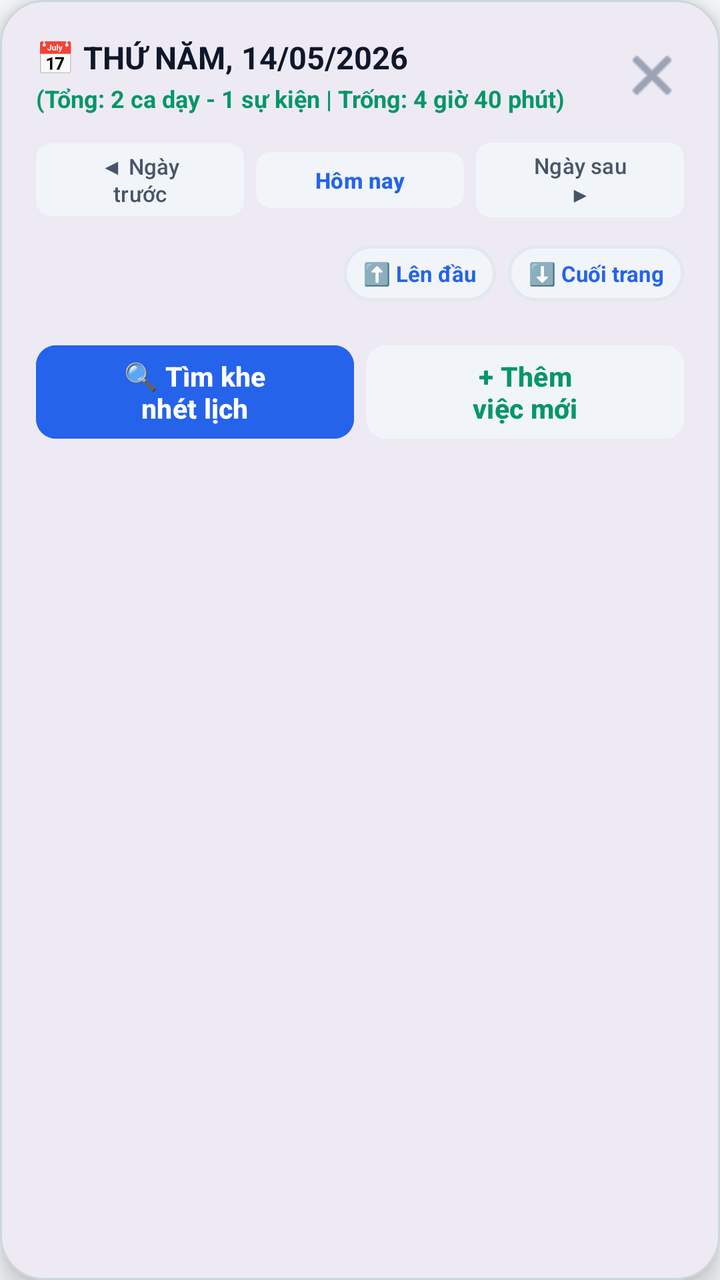
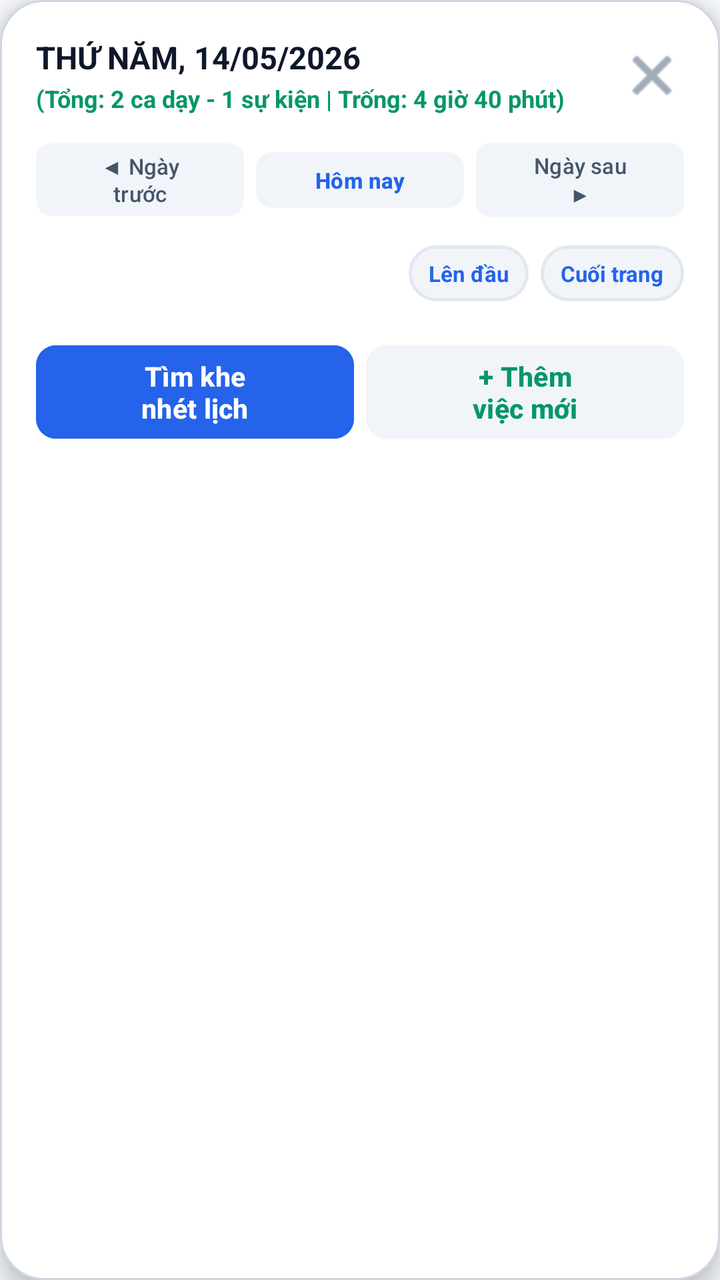

Two renders of the same Android screen: before a commit and after it. Below are the layout's source before the change and the commit's diff.
<!-- AndroidManifest.xml: application theme Theme.LectuPlan -->
<!-- res/layout/dialog_continuous_timeline.xml -->
<?xml version="1.0" encoding="utf-8"?>
<com.google.android.material.card.MaterialCardView
    xmlns:android="http://schemas.android.com/apk/res/android"
    xmlns:app="http://schemas.android.com/apk/res-auto"
    android:layout_width="match_parent"
    android:layout_height="wrap_content"
    app:cardCornerRadius="22dp"
    app:cardElevation="8dp"
    app:strokeWidth="1dp"
    app:strokeColor="@color/border_default"
    app:cardBackgroundColor="@color/surface_card">

    <LinearLayout
        android:layout_width="match_parent"
        android:layout_height="wrap_content"
        android:orientation="vertical"
        android:padding="18dp">

        
        <LinearLayout
            android:layout_width="match_parent"
            android:layout_height="wrap_content"
            android:orientation="horizontal"
            android:gravity="center_vertical"
            android:layout_marginBottom="10dp">

            <LinearLayout
                android:layout_width="0dp"
                android:layout_height="wrap_content"
                android:layout_weight="1"
                android:orientation="vertical">

                <TextView
                    android:id="@+id/tvTimelineDayTitle"
                    android:layout_width="wrap_content"
                    android:layout_height="wrap_content"
                    android:text="📅 THỨ NĂM, 14/05/2026"
                    android:textSize="15.5sp"
                    android:textStyle="bold"
                    android:textColor="@color/text_primary" />

                <TextView
                    android:id="@+id/tvTimelineStatsSummary"
                    android:layout_width="wrap_content"
                    android:layout_height="wrap_content"
                    android:layout_marginTop="2dp"
                    android:text="(Tổng: 2 ca dạy - 1 sự kiện | Trống: 4 giờ 40 phút)"
                    android:textSize="12sp"
                    android:textColor="@color/accent_green"
                    android:textStyle="bold" />
            </LinearLayout>

            <ImageButton
                android:id="@+id/btnCloseTimelineDialog"
                android:layout_width="32dp"
                android:layout_height="32dp"
                android:background="?android:attr/selectableItemBackgroundBorderless"
                android:contentDescription="Đóng"
                android:src="@android:drawable/ic_menu_close_clear_cancel"
                app:tint="@color/nav_item_unselected_tint" />
        </LinearLayout>

        
        <LinearLayout
            android:layout_width="match_parent"
            android:layout_height="wrap_content"
            android:orientation="horizontal"
            android:gravity="center_vertical"
            android:layout_marginBottom="10dp">

            <Button
                android:id="@+id/btnTimelinePrevDay"
                android:layout_width="0dp"
                android:layout_height="wrap_content"
                android:minHeight="36dp"
                android:layout_weight="1"
                android:text="◀ Ngày trước"
                android:textSize="11sp"
                android:textColor="@color/text_secondary"
                android:backgroundTint="@color/surface_card_secondary"
                android:paddingVertical="4dp"
                app:cornerRadius="8dp" />

            <Button
                android:id="@+id/btnTimelineToday"
                android:layout_width="0dp"
                android:layout_height="wrap_content"
                android:minHeight="36dp"
                android:layout_weight="1"
                android:layout_marginHorizontal="6dp"
                android:text="Hôm nay"
                android:textSize="11sp"
                android:textColor="@color/accent_blue"
                android:backgroundTint="@color/surface_card_secondary"
                android:textStyle="bold"
                android:paddingVertical="4dp"
                app:cornerRadius="8dp" />

            <Button
                android:id="@+id/btnTimelineNextDay"
                android:layout_width="0dp"
                android:layout_height="wrap_content"
                android:minHeight="36dp"
                android:layout_weight="1"
                android:text="Ngày sau ▶"
                android:textSize="11sp"
                android:textColor="@color/text_secondary"
                android:backgroundTint="@color/surface_card_secondary"
                android:paddingVertical="4dp"
                app:cornerRadius="8dp" />
        </LinearLayout>

        
        <LinearLayout
            android:layout_width="match_parent"
            android:layout_height="wrap_content"
            android:orientation="horizontal"
            android:gravity="end"
            android:layout_marginBottom="6dp">

            <TextView
                android:id="@+id/btnTimelineScrollTop"
                android:layout_width="wrap_content"
                android:layout_height="28dp"
                android:background="@drawable/bg_search_input"
                android:gravity="center"
                android:paddingHorizontal="10dp"
                android:text="⬆️ Lên đầu"
                android:textColor="@color/accent_blue"
                android:textSize="11sp"
                android:textStyle="bold"
                android:clickable="true"
                android:focusable="true"
                android:layout_marginEnd="6dp" />

            <TextView
                android:id="@+id/btnTimelineScrollBottom"
                android:layout_width="wrap_content"
                android:layout_height="28dp"
                android:background="@drawable/bg_search_input"
                android:gravity="center"
                android:paddingHorizontal="10dp"
                android:text="⬇️ Cuối trang"
                android:textColor="@color/accent_blue"
                android:textSize="11sp"
                android:textStyle="bold"
                android:clickable="true"
                android:focusable="true" />
        </LinearLayout>

        
        <androidx.recyclerview.widget.RecyclerView
            android:id="@+id/rvTimelineStream"
            android:layout_width="match_parent"
            android:layout_height="0dp"
            android:layout_weight="1"
            android:scrollbars="vertical" />

        
        <LinearLayout
            android:layout_width="match_parent"
            android:layout_height="wrap_content"
            android:orientation="horizontal"
            android:gravity="center_vertical"
            android:layout_marginTop="12dp">

            <Button
                android:id="@+id/btnOpenSmartFinderFromTimeline"
                android:layout_width="0dp"
                android:layout_height="match_parent"
                android:minHeight="48dp"
                android:layout_weight="1"
                android:layout_marginEnd="6dp"
                android:text="🔍 Tìm khe\nnhét lịch"
                android:textColor="#FFFFFF"
                android:backgroundTint="#2563EB"
                android:textSize="13.5sp"
                android:textStyle="bold"
                app:cornerRadius="10dp" />

            <Button
                android:id="@+id/btnAddNewEventFromTimeline"
                android:layout_width="0dp"
                android:layout_height="match_parent"
                android:minHeight="48dp"
                android:layout_weight="1"
                android:text="+ Thêm\nviệc mới"
                android:textColor="@color/accent_green"
                android:backgroundTint="@color/surface_card_secondary"
                android:textSize="13.5sp"
                android:textStyle="bold"
                app:cornerRadius="10dp" />
        </LinearLayout>

    </LinearLayout>
</com.google.android.material.card.MaterialCardView>
<!-- resources referenced by this layout -->
<resources>
  <color name="accent_blue">#2563EB</color>
  <color name="accent_green">#059669</color>
  <color name="border_default">#CBD5E1</color>
  <color name="nav_item_unselected_tint">#64748B</color>
  <color name="surface_card">#FFFFFF</color>
  <color name="surface_card_secondary">#F1F5F9</color>
  <color name="text_primary">#0F172A</color>
  <color name="text_secondary">#475569</color>
  <!-- drawable bg_search_input (drawable) -->
  <?xml version="1.0" encoding="utf-8"?>
  <shape xmlns:android="http://schemas.android.com/apk/res/android"
      android:shape="rectangle">
      <solid android:color="@color/surface_card_secondary" />
      <corners android:radius="14dp" />
      <stroke
          android:width="1.5dp"
          android:color="@color/border_subtle" />
  </shape>
  <style name="Theme.LectuPlan" parent="Base.Theme.LectuPlan" />
  <color name="border_subtle">#E2E8F0</color>
  <style name="Base.Theme.LectuPlan" parent="Theme.Material3.DayNight.NoActionBar">
          <item name="android:windowBackground">@color/window_background</item>
          <item name="colorSurface">@color/surface_card</item>
          <item name="colorOnSurface">@color/text_primary</item>
          <item name="colorSurfaceVariant">@color/surface_card_secondary</item>
          <item name="colorOnSurfaceVariant">@color/text_secondary</item>
          
          <item name="android:windowLightStatusBar" tools:targetApi="23">true</item>
          <item name="android:windowLightNavigationBar" tools:targetApi="27">true</item>
      </style>
  <color name="window_background">#F8FAFC</color>
</resources>

<!-- the commit's change to res/layout/dialog_continuous_timeline.xml (unified diff, before → after) -->
@@ -34,7 +34,7 @@
                     android:id="@+id/tvTimelineDayTitle"
                     android:layout_width="wrap_content"
                     android:layout_height="wrap_content"
-                    android:text="📅 THỨ NĂM, 14/05/2026"
+                    android:text="THỨ NĂM, 14/05/2026"
                     android:textSize="15.5sp"
                     android:textStyle="bold"
                     android:textColor="@color/text_primary" />
@@ -125,7 +125,7 @@
                 android:background="@drawable/bg_search_input"
                 android:gravity="center"
                 android:paddingHorizontal="10dp"
-                android:text="⬆️ Lên đầu"
+                android:text="Lên đầu"
                 android:textColor="@color/accent_blue"
                 android:textSize="11sp"
                 android:textStyle="bold"
@@ -140,7 +140,7 @@
                 android:background="@drawable/bg_search_input"
                 android:gravity="center"
                 android:paddingHorizontal="10dp"
-                android:text="⬇️ Cuối trang"
+                android:text="Cuối trang"
                 android:textColor="@color/accent_blue"
                 android:textSize="11sp"
                 android:textStyle="bold"
@@ -171,7 +171,7 @@
                 android:minHeight="48dp"
                 android:layout_weight="1"
                 android:layout_marginEnd="6dp"
-                android:text="🔍 Tìm khe\nnhét lịch"
+                android:text="Tìm khe\nnhét lịch"
                 android:textColor="#FFFFFF"
                 android:backgroundTint="#2563EB"
                 android:textSize="13.5sp"
<!-- resource entries referenced after the edit -->
@@ -26,6 +26,7 @@
           <item name="colorOnSurface">@color/text_primary</item>
           <item name="colorSurfaceVariant">@color/surface_card_secondary</item>
           <item name="colorOnSurfaceVariant">@color/text_secondary</item>
+          <item name="elevationOverlayEnabled">false</item>
           
           <item name="android:windowLightStatusBar" tools:targetApi="23">true</item>
           <item name="android:windowLightNavigationBar" tools:targetApi="27">true</item>
